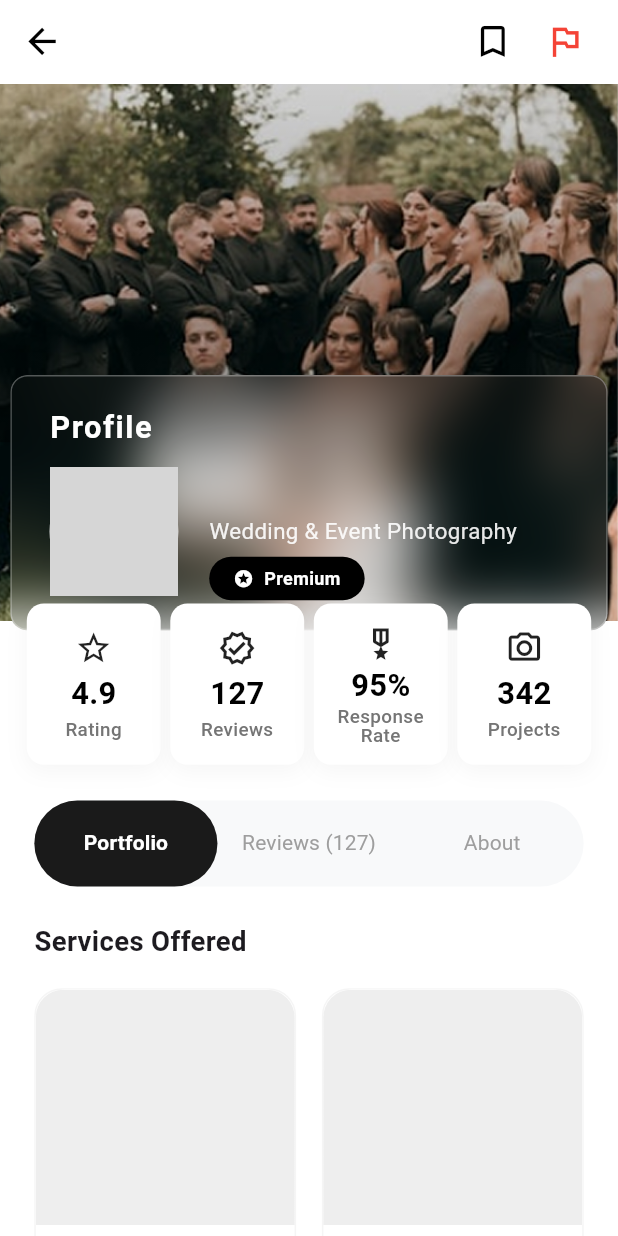
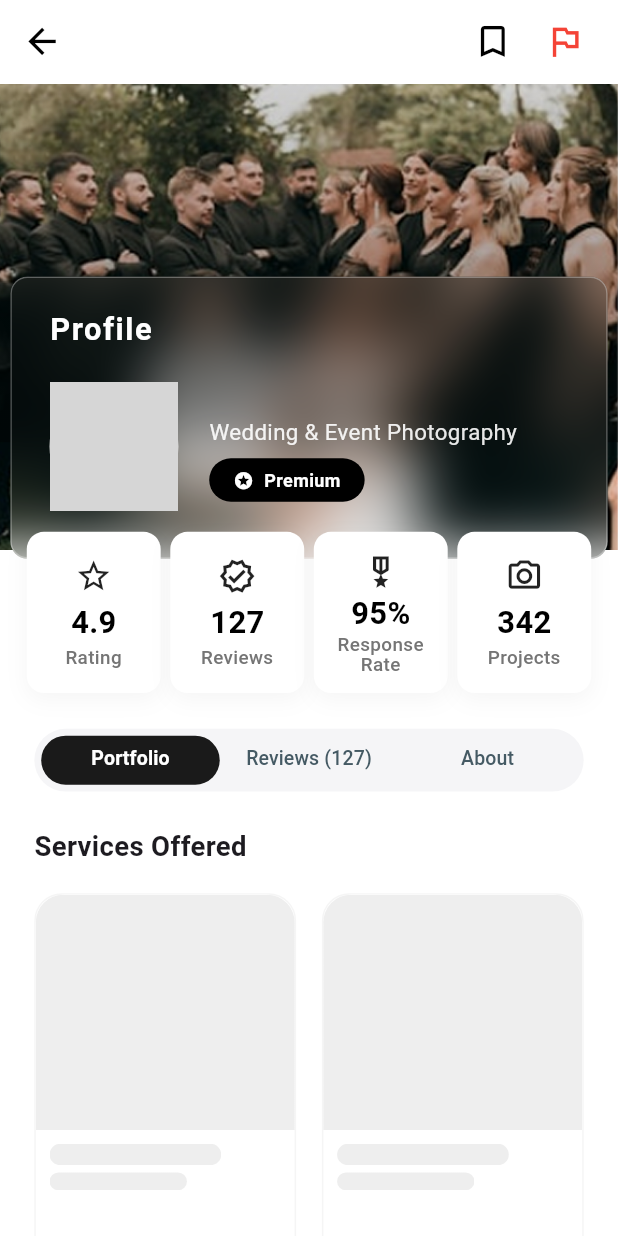
Before and after one commit to nazmul8451/Photopia-MomentMarketplace, a Flutter app: the ProviderProfileScreen screen opened directly with empty values, on a phone screen of 412 x 824 dp. Run offline on Flutter 3.47's test engine with Material 3 defaults, Android fonts, the phone set to English and light mode, and no system bars; drawn by our look-alikes of shimmer; our stand-ins replace device_preview, flutter_screenutil; grey boxes are pictures that could not be loaded.

Commit message:
add profile section updated

```diff
--- a/lib/features/client/BottomNavigation.dart
+++ b/lib/features/client/BottomNavigation.dart
@@ -62,6 +62,10 @@
       bottomNavigationBar: isKeyboardVisible
           ? const SizedBox.shrink() // Completely hide when keyboard is open
           : Container(
+              color: Colors.white,
+              child: SafeArea(
+                bottom: true,
+                child: Container(
                   height: 70,
                   clipBehavior: Clip.none,
                   decoration: BoxDecoration(
@@ -107,6 +111,8 @@
                         ),
                       ),
                     ],
+                  ),
+                ),
               ),
             ),
     );
--- a/lib/features/client/provider_profile_screen.dart
+++ b/lib/features/client/provider_profile_screen.dart
@@ -89,7 +89,7 @@
               children: [
                 // Header Image
                 Container(
-                  height: 300.h,
+                  height: 260.h,
                   width: double.infinity,
                   decoration: const BoxDecoration(
                     image: DecorationImage(
@@ -247,6 +247,8 @@
                             ],
                           ),
                         ),
+                          SizedBox(height: 15.h),
+
                       ],
                     ),
                   ),
@@ -319,13 +321,14 @@
 
   Widget _buildTabBar() {
     return Container(
-      height: 48.h,
+      height: 35.h,
       decoration: BoxDecoration(
-        color: const Color(0xFFF8F9FA),
+        color: const Color(0xFFF5F5F7),
         borderRadius: BorderRadius.circular(30).r,
       ),
       child: TabBar(
         controller: _tabController,
+        padding: EdgeInsets.all(4.w),
         onTap: (index) {
           setState(() {});
         },
@@ -334,14 +337,14 @@
           borderRadius: BorderRadius.circular(30).r,
         ),
         labelColor: Colors.white,
-        unselectedLabelColor: Colors.grey,
+        unselectedLabelColor: const Color(0xFF455A64),
         labelStyle: TextStyle(
-          fontSize: 13.sp.clamp(12, 14),
-          fontWeight: FontWeight.bold,
+          fontSize: 12.sp.clamp(11, 13),
+          fontWeight: FontWeight.w600,
         ),
         unselectedLabelStyle: TextStyle(
-          fontSize: 13.sp.clamp(12, 14),
-          fontWeight: FontWeight.normal,
+          fontSize: 12.sp.clamp(11, 13),
+          fontWeight: FontWeight.w500,
         ),
         indicatorSize: TabBarIndicatorSize.tab,
         dividerColor: Colors.transparent,
--- a/lib/features/onboarding/onboarding_screen.dart
+++ b/lib/features/onboarding/onboarding_screen.dart
@@ -38,7 +38,7 @@
     {
       'title': 'Secure & Transparent Payments',
       'description': 'All payments are protected with bank-level security. No unexpected fees, no hidden charges',
-      'image': 'assets/images/pageview_img4.png',
+      'image': 'assets/images/page_viewimg4.png',
       'icon': 'security',
     },
     {
--- a/lib/features/provider/widgets/provider_custom_bottom_nav_bar.dart
+++ b/lib/features/provider/widgets/provider_custom_bottom_nav_bar.dart
@@ -14,6 +14,10 @@
   @override
   Widget build(BuildContext context) {
     return Container(
+      color: Colors.white,
+      child: SafeArea(
+        bottom: true,
+        child: Container(
           decoration: BoxDecoration(
             color: Colors.white,
             boxShadow: [
@@ -58,6 +62,8 @@
                   index: 4,
                 ),
               ],
+            ),
+          ),
         ),
       ),
     );
```
Also changed, not shown: lib/features/provider/screen/provider_orders_screen.dart (+36 -10 lines). Lines whose indentation alone changed are shown as unchanged.
